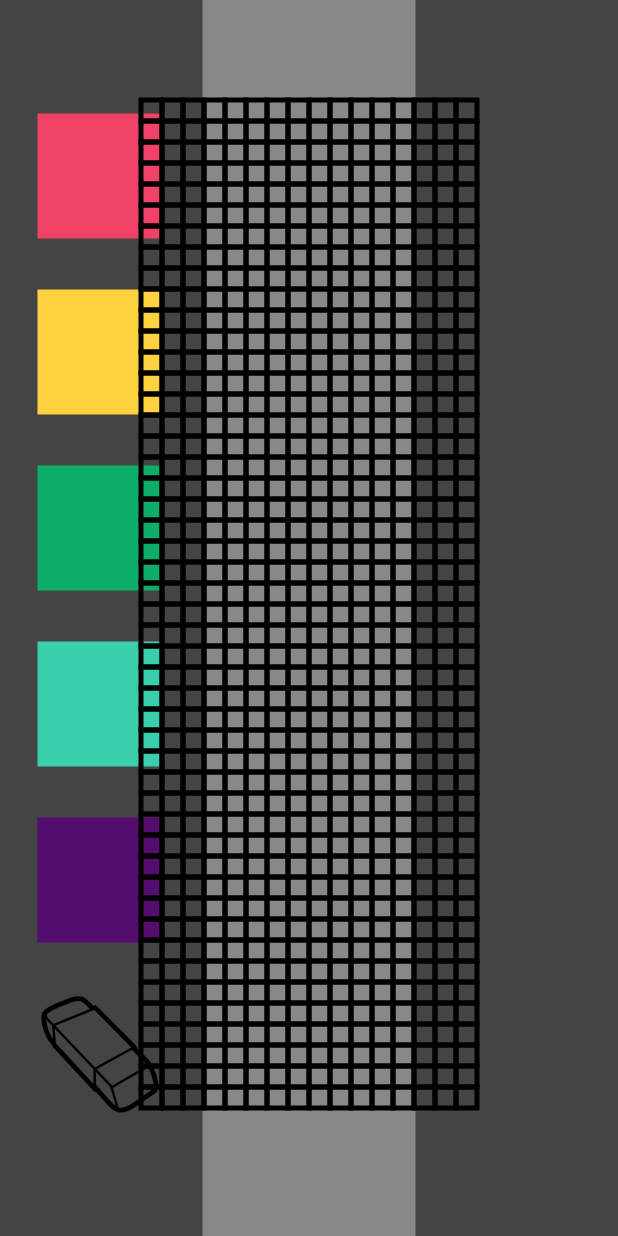
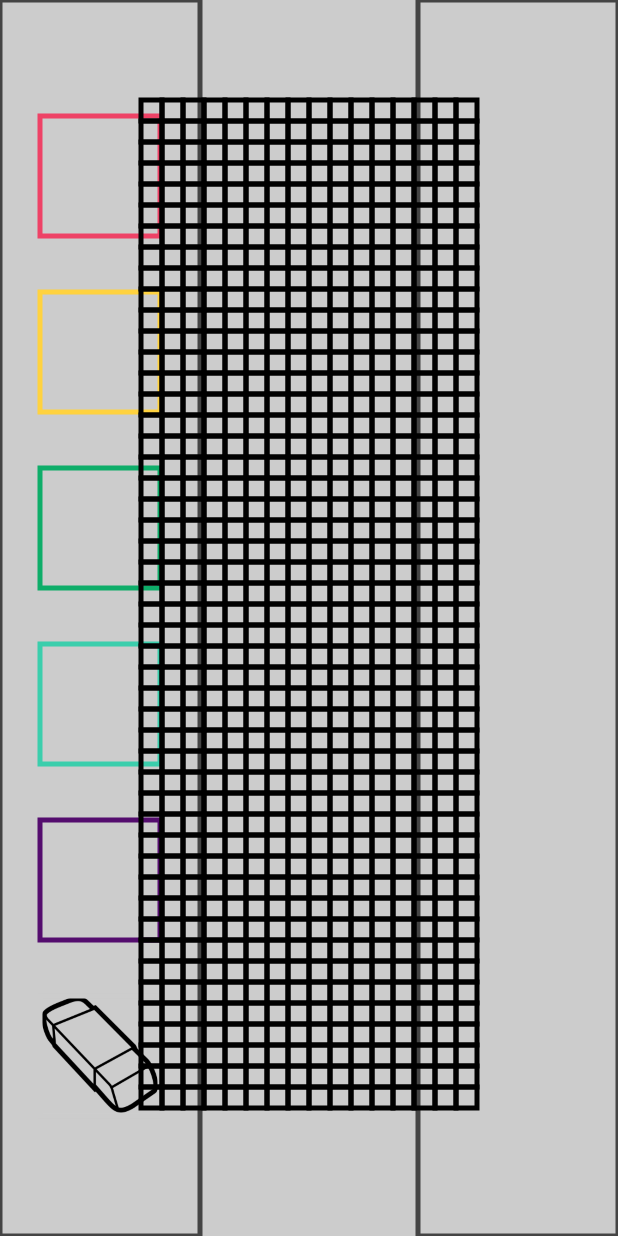
Before and after one commit to EthanStanbury/Pixel_Bot_Dev_Space, an Android app: the screen it shows after launch (MainActivity), on a phone screen of 412 x 824 dp. Run offline under Robolectric (Android 15) with nearby library versions, the phone set to English and light mode, and no system bars.

Commit message:
Overhaul of LayoutItems + new classes

```diff
--- a/Application/app/src/main/java/com/example/mischa/pixelbotui/UI/MainActivity.java
+++ b/Application/app/src/main/java/com/example/mischa/pixelbotui/UI/MainActivity.java
@@ -24,7 +24,7 @@ public class MainActivity extends Activity {
     protected void onCreate(Bundle savedInstanceState) {
         super.onCreate(savedInstanceState);
         canvas = new PBCanvas(this);
-        canvas.setBackgroundColor(Color.GRAY);
+        canvas.setBackgroundColor(Color.LTGRAY);
         setContentView(canvas);
         BotAmounts.put(Color.BLACK, 1);
 
--- a/Application/app/src/main/java/com/example/mischa/pixelbotui/UI/PBCanvas.java
+++ b/Application/app/src/main/java/com/example/mischa/pixelbotui/UI/PBCanvas.java
@@ -30,20 +30,20 @@ public class PBCanvas extends View {
     int squareWidth;
     int newColour = Color.TRANSPARENT;
 
-    Rect top;  //grey bar #1
-    Rect bottom; //grey bar #2
+    LayoutItem top;  //grey bar #1
+    LayoutItem bottom; //grey bar #2
     LayoutItem rRed; // #EE4266
     LayoutItem rYellow; // #FFD23F
     LayoutItem rGreen; // #0EAD69
     LayoutItem rBlue; //#3BCEAC
     LayoutItem rPurple; // #540D6E
-    Rect erase; // eraser, transparent
+    LayoutItem erase; // eraser, transparent
     LayoutItem rColourPicked; // Current colour
     int[] saveState = new int[noOfSquares];
     Drawable eraser = getResources().getDrawable(R.drawable.eraserpic);
 
-    LayoutItem[] colours = new LayoutItem[6]; // changed from 5 to 6, after adding an eraser
-//    ArrayList<Pixel> coloured = new ArrayList<>();
+    ArrayList<LayoutItem> LayoutItemList = new ArrayList<>();
+    ArrayList<LayoutItem> ClickableItems = new ArrayList<>();
 
     public PBCanvas(Context context) {
         super(context);
@@ -53,9 +53,9 @@ public class PBCanvas extends View {
         for (int i = 0; i < noOfSquares; i++) {
             uiGrid[i] = new Pixel(Color.TRANSPARENT, new Point(0,0));
         }
-        top = new Rect();
-        bottom = new Rect();
-        erase = new Rect();
+        top = new LayoutItem(Color.DKGRAY);
+        bottom = new LayoutItem(Color.DKGRAY);
+        erase = new LayoutItem(Color.LTGRAY);
         rRed = new LayoutItem(Color.parseColor("#EE4266"));
         rYellow = new LayoutItem(Color.parseColor("#FFD23F"));
         rGreen = new LayoutItem(Color.parseColor("#0EAD69"));
@@ -63,11 +63,23 @@ public class PBCanvas extends View {
         rPurple = new LayoutItem(Color.parseColor("#540D6E"));
         rColourPicked = new LayoutItem(Color.WHITE);
         rColourPicked.rect.set(0,0,0,0);
-        colours[0] = rRed;
-        colours[1] = rYellow;
-        colours[2] = rGreen;
-        colours[3] = rBlue;
-        colours[4] = rPurple;
+
+        LayoutItemList.add(top);
+        LayoutItemList.add(bottom);
+        LayoutItemList.add(erase);
+        LayoutItemList.add(rRed);
+        LayoutItemList.add(rYellow);
+        LayoutItemList.add(rGreen);
+        LayoutItemList.add(rBlue);
+        LayoutItemList.add(rPurple);
+        LayoutItemList.add(rColourPicked);
+
+        ClickableItems.add(erase);
+        ClickableItems.add(rRed);
+        ClickableItems.add(rYellow);
+        ClickableItems.add(rGreen);
+        ClickableItems.add(rBlue);
+        ClickableItems.add(rPurple);
 
     }
 
@@ -96,15 +108,15 @@ public class PBCanvas extends View {
         /** This is for if the screen is landscape, basically */
         if ((float) canvas.getWidth()/canvas.getHeight() > (float) xDimension/yDimension) {
             // Set all the positions of the rectangles on the screen
-            top.set(0,0,200,canvas.getHeight());
-            bottom.set(canvas.getWidth() - 200,0,canvas.getWidth(),canvas.getHeight());
+            top.rect.set(0,0,200,canvas.getHeight());
+            bottom.rect.set(canvas.getWidth() - 200,0,canvas.getWidth(),canvas.getHeight());
             rRed.rect.set(40, (canvas.getHeight()/7) - 60, 160, (canvas.getHeight()/7) + 60);
             rYellow.rect.set(40, 2 * (canvas.getHeight()/7) - 60, 160, 2 * (canvas.getHeight()/7) + 60);
             rGreen.rect.set(40, 3 * (canvas.getHeight()/7) - 60, 160, 3 * (canvas.getHeight()/7) + 60);
             rBlue.rect.set(40, 4 * (canvas.getHeight()/7) - 60, 160, 4 * (canvas.getHeight()/7) + 60);
             rPurple.rect.set(40, 5 * (canvas.getHeight()/7) - 60, 160, 5 * (canvas.getHeight()/7) + 60);
-            erase.set(40, 6 * (canvas.getHeight()/7) - 60, 160, 6 * (canvas.getHeight()/7) + 60);
-            eraser.setBounds(erase);
+            erase.rect.set(40, 6 * (canvas.getHeight()/7) - 60, 160, 6 * (canvas.getHeight()/7) + 60);
+            eraser.setBounds(erase.rect);
 
             // Setting all the pixels' bounds, as well as the width of them
             squareWidth = (canvas.getHeight() - 200)/yDimension;
@@ -122,15 +134,15 @@ public class PBCanvas extends View {
         /** This is for if the screen is portrait */
         else {
             // Set all the positions of the rectangles on the screen
-            top.set(0,0,canvas.getWidth(),200);
-            bottom.set(0,canvas.getHeight() - 200,canvas.getWidth(),canvas.getHeight());
+            top.rect.set(0,0,canvas.getWidth(),200);
+            bottom.rect.set(0,canvas.getHeight() - 200,canvas.getWidth(),canvas.getHeight());
             rRed.rect.set(canvas.getWidth()/7 - 60, 40, canvas.getWidth()/7 + 60, 160);
             rYellow.rect.set( 2 * (canvas.getWidth()/7) - 60, 40, 2 * (canvas.getWidth()/7) + 60, 160);
             rGreen.rect.set(3 * (canvas.getWidth()/7) - 60, 40, 3 * (canvas.getWidth()/7) + 60, 160);
             rBlue.rect.set(4 * (canvas.getWidth()/7) - 60, 40, 4 * (canvas.getWidth()/7) + 60, 160);
             rPurple.rect.set(5 * (canvas.getWidth()/7) - 60, 40, 5 * (canvas.getWidth()/7) + 60, 160);
-            erase.set(6 * (canvas.getWidth()/7) - 60, 40, 6 * (canvas.getWidth()/7) + 60, 160);
-            eraser.setBounds(erase);
+            erase.rect.set(6 * (canvas.getWidth()/7) - 60, 40, 6 * (canvas.getWidth()/7) + 60, 160);
+            eraser.setBounds(erase.rect);
 
             // Setting all the pixels' bounds, as well as the width of them
             squareWidth = (canvas.getWidth() - 200)/xDimension;
@@ -147,16 +159,10 @@ public class PBCanvas extends View {
         }
 
         // Draw the top and bottom rectangles, as well as the colour selected rectangle
-        paint.setStyle(Paint.Style.FILL_AND_STROKE);
-        paint.setColor(Color.DKGRAY);
-        canvas.drawRect(top, paint);
-        canvas.drawRect(bottom, paint);
-        paint.setColor(rColourPicked.colour);
-        canvas.drawRect(rColourPicked.rect, paint);
         eraser.draw(canvas);
-        for (int i = 0; i < colours.length - 1; i++) {
-            paint.setColor(colours[i].colour);
-            canvas.drawRect(colours[i].rect, paint);
+        for (int i = 0; i < LayoutItemList.size(); i++) {
+            paint.setColor(LayoutItemList.get(i).colour);
+            canvas.drawRect(LayoutItemList.get(i).rect, paint);
         }
 
         // Drawing all the Pixels
@@ -190,7 +196,7 @@ public class PBCanvas extends View {
                 }
                 // Clear
                 if (erase.contains(xTouch,yTouch)) {
-                    clear();
+                    newColour = Color.TRANSPARENT;
                     rColourPicked.rect.set(erase.left - 8, erase.top - 8, erase.right + 8, erase.bottom + 8);
                 }
                 // Colour the pressed rectangle
--- /dev/null
+++ b/Application/app/src/main/java/com/example/mischa/pixelbotui/UI/SimActivity.java
@@ -0,0 +1,18 @@
+package com.example.mischa.pixelbotui.UI;
+
+import android.app.Activity;
+import android.os.Bundle;
+
+/**
+ * Created by User on 11/04/2018.
+ */
+
+public class SimActivity extends Activity {
+
+    @Override
+    public void onCreate(Bundle savedInstanceState)
+    {
+        super.onCreate(savedInstanceState);
+        setContentView(new Simulation(this));
+    }
+}
--- a/Application/app/src/main/java/com/example/mischa/pixelbotui/UI/Simulation.java
+++ b/Application/app/src/main/java/com/example/mischa/pixelbotui/UI/Simulation.java
@@ -1,11 +1,16 @@
 package com.example.mischa.pixelbotui.UI;
 
 import android.app.Activity;
+import android.content.Context;
+import android.view.View;
 
 /**
  * Created by User on 11/04/2018.
  */
 
-public class Simulation extends Activity {
+public class Simulation extends View {
 
+    public Simulation(Context context) {
+        super(context);
+    }
 }
```
